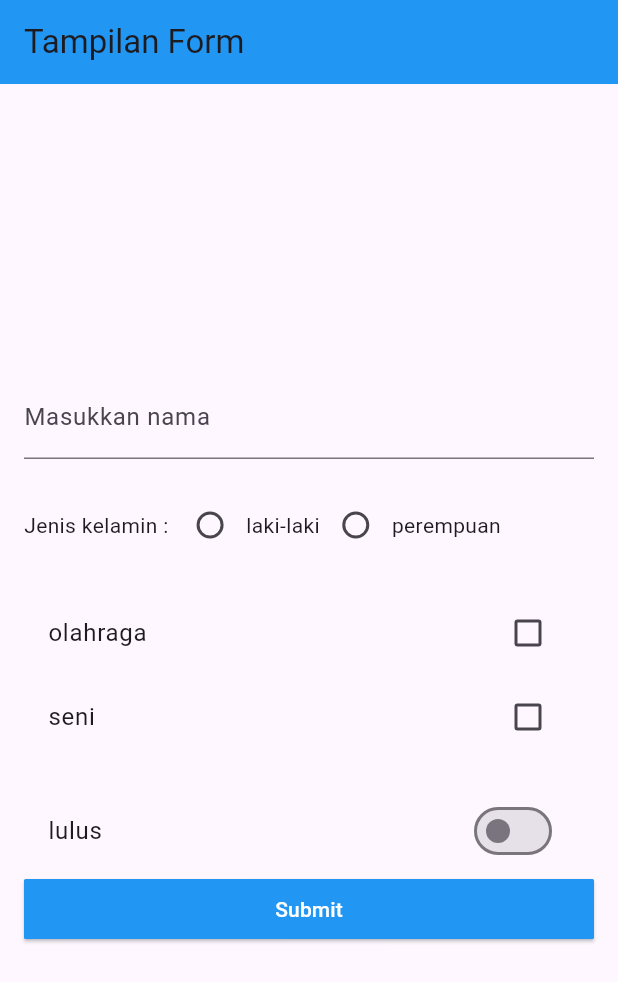
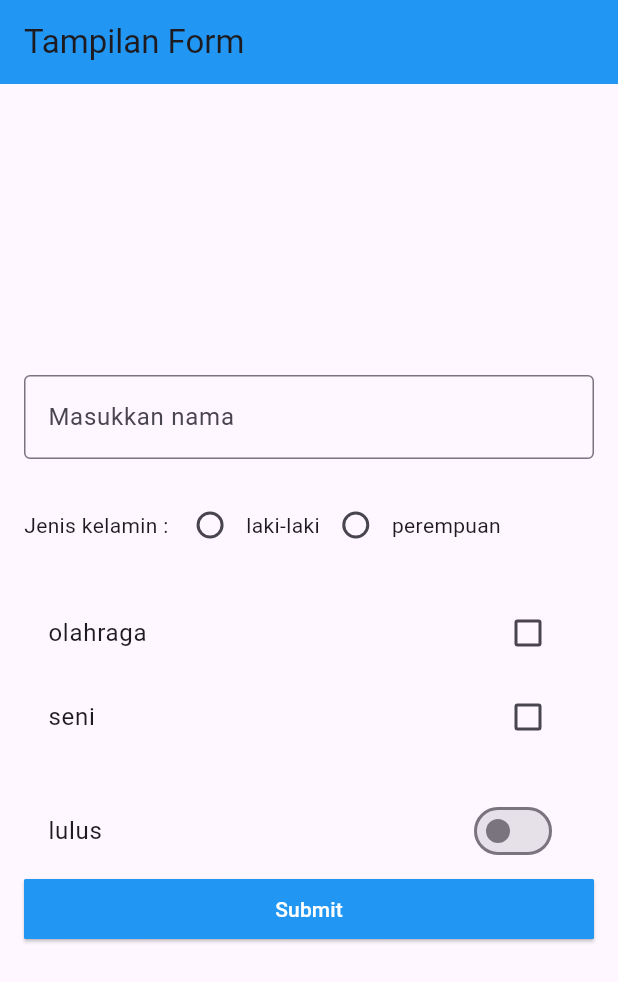
Before and after one commit to dhiasz/Mobile, a Flutter app: the screen it shows after launch, on a phone screen of 412 x 824 dp. Shown: the top 982 px of the screen. Run offline on Flutter 3.47's test engine with Material 3 defaults, Android fonts, the phone set to English and light mode, and no system bars; our stand-ins replace lottie.

Commit message:
pertemuan 6 part 2

```diff
--- a/lib/materimodulscreens/formscreen6.dart
+++ b/lib/materimodulscreens/formscreen6.dart
@@ -36,6 +36,8 @@ class _FormScreen6State extends State<FormScreen6> {
               controller: textEditingController,
               decoration: InputDecoration(
                 labelText: 'Masukkan nama',
+                border:
+                OutlineInputBorder(borderSide: BorderSide(width: 1))
               ),
             ),
             SizedBox(height: 20),
```
